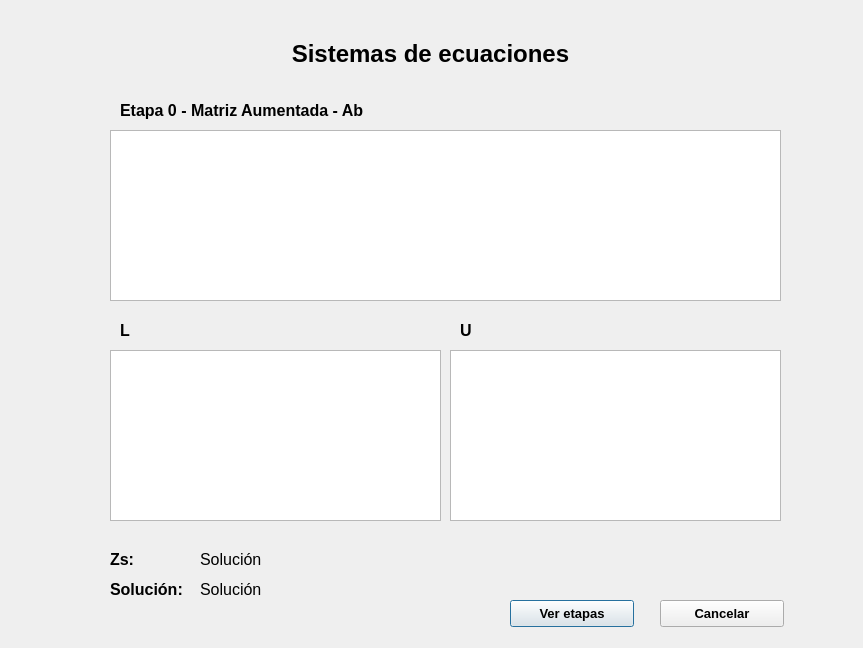
dhoyoso/AnalisisNumerico, file UI/solucionecuacionesfactorizaciondirecta.ui: the form before one commit.
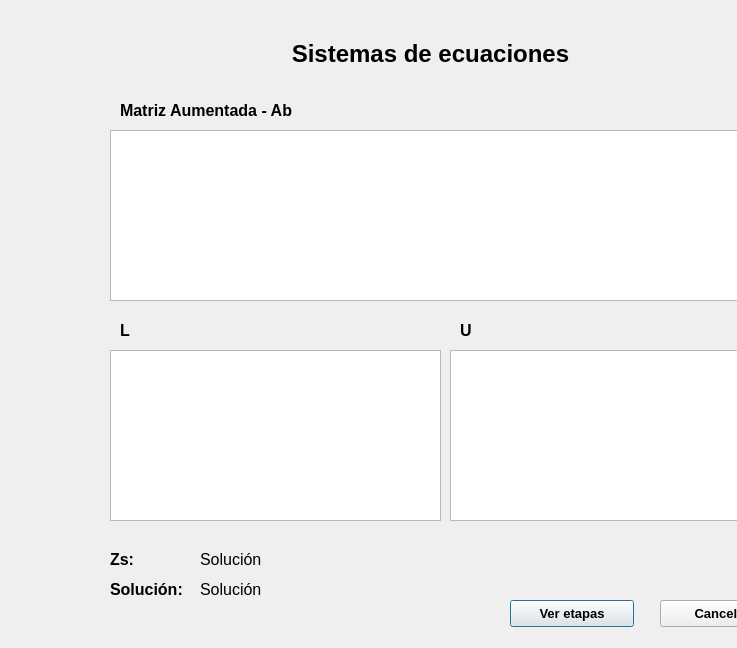
The form after the commit.

```diff
--- a/UI/solucionecuacionesfactorizaciondirecta.ui
+++ b/UI/solucionecuacionesfactorizaciondirecta.ui
@@ -6,7 +6,7 @@
    <rect>
     <x>0</x>
     <y>0</y>
-    <width>863</width>
+    <width>737</width>
     <height>648</height>
    </rect>
   </property>
@@ -122,7 +122,7 @@
     </rect>
    </property>
    <property name="text">
-    <string>&lt;html&gt;&lt;head/&gt;&lt;body&gt;&lt;p&gt;&lt;span style=&quot; font-size:12pt; font-weight:600;&quot;&gt;Etapa 0 - Matriz Aumentada - Ab&lt;/span&gt;&lt;/p&gt;&lt;/body&gt;&lt;/html&gt;</string>
+    <string>&lt;html&gt;&lt;head/&gt;&lt;body&gt;&lt;p&gt;&lt;span style=&quot; font-size:12pt; font-weight:600;&quot;&gt;Matriz Aumentada - Ab&lt;/span&gt;&lt;/p&gt;&lt;/body&gt;&lt;/html&gt;</string>
    </property>
   </widget>
   <widget class="QLabel" name="label_5">
```
